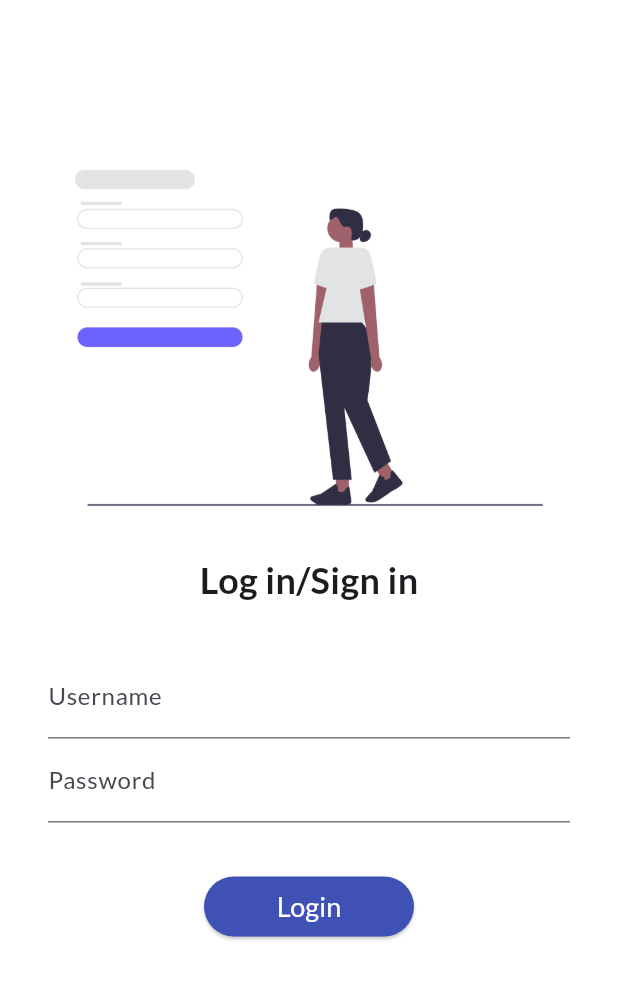
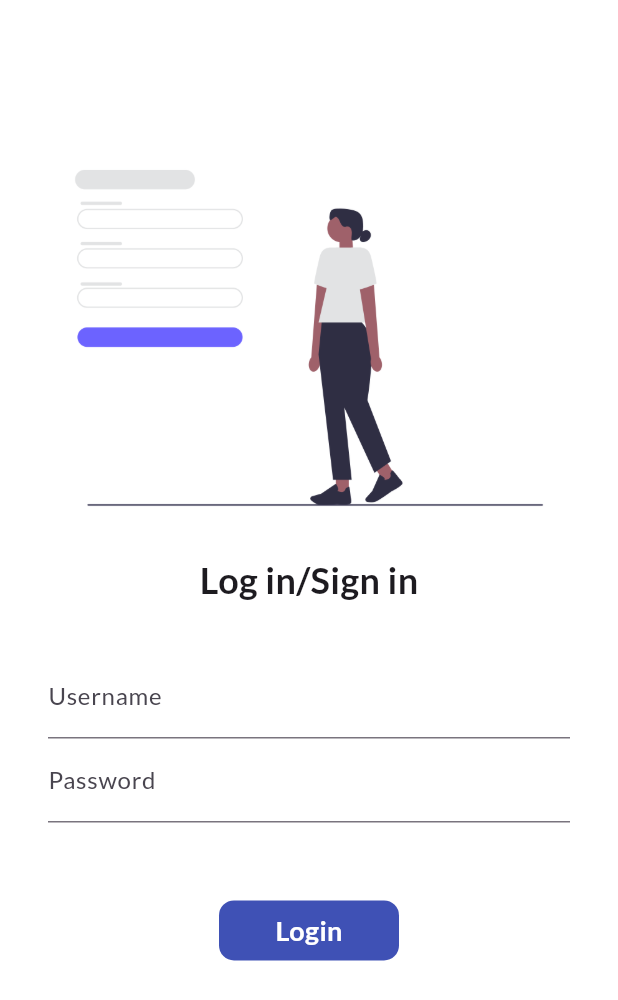
Before and after one commit to MeeturiAjay/MasterFlutter, a Flutter app: the screen it shows after launch, on a phone screen of 412 x 824 dp. Shown: the top 1000 px of the screen. Run offline on Flutter 3.47's test engine with Material 3 defaults, Android fonts, the phone set to English and light mode, and no system bars; our stand-ins replace google_fonts.

Commit message:
DAY6 completed

```diff
--- a/lib/pages/login_page.dart
+++ b/lib/pages/login_page.dart
@@ -1,8 +1,19 @@
+import 'dart:ui';
+
 import 'package:flutter/cupertino.dart';
 import 'package:flutter/material.dart';
+import 'package:flutter/painting.dart';
+import 'package:flutter/widgets.dart';
 
-class LoginPage extends StatelessWidget {
-  const LoginPage({Key? key}) : super(key: key);
+class LoginPage extends StatefulWidget {
+  LoginPage({super.key});
+
+  @override
+  State<LoginPage> createState() => _LoginPageState();
+}
+
+class _LoginPageState extends State<LoginPage> {
+  bool changebutton = false;
 
   @override
   Widget build(BuildContext context) {
@@ -14,8 +25,7 @@ class LoginPage extends StatelessWidget {
             const SizedBox(
               height: 80.0,
             ),
-            Image.asset("assets/images/login_image.png",
-                fit: BoxFit.fill),
+            Image.asset("assets/images/login_image.png", fit: BoxFit.fill),
             const Text(
               "Log in/Sign in",
               style: TextStyle(fontSize: 24.0, fontWeight: FontWeight.bold),
@@ -42,20 +52,39 @@ class LoginPage extends StatelessWidget {
                 ],
               ),
             ),
-            ElevatedButton(
-              onPressed: () {
+            const SizedBox(
+              height: 20.0,
+            ),
+            InkWell(
+              onTap: () async {
+                setState(() {
+                  changebutton = true;
+                });
+                await Future.delayed(
+                  const Duration(seconds: 1),
+                );
                 Navigator.pushNamed(context, "/");
               },
-              style: ElevatedButton.styleFrom(
-                backgroundColor: Colors.indigo, // Background color
-                foregroundColor: Colors.white,
-                minimumSize: const Size(140, 40)// Foreground color
+              child: AnimatedContainer(
+                duration: const Duration(seconds: 1),
+                height: 40,
+                width: changebutton ? 40 : 120,
+                alignment: Alignment.center,
+                decoration: BoxDecoration(
+                  color: Colors.indigo,
+                  borderRadius: BorderRadius.circular(changebutton ? 40 : 10),
+                ),
+                child: changebutton
+                    ? const Icon(Icons.done, color: Colors.white)
+                    : const Text(
+                        "Login",
+                        style: TextStyle(
+                            fontSize: 18.0,
+                            color: Colors.white,
+                            fontWeight: FontWeight.bold),
+                      ),
               ),
-              child: const Text("Login",
-              style: TextStyle(
-                fontSize: 18.0
-              )),
-            ),
+            )
           ],
         ),
       ),
```
